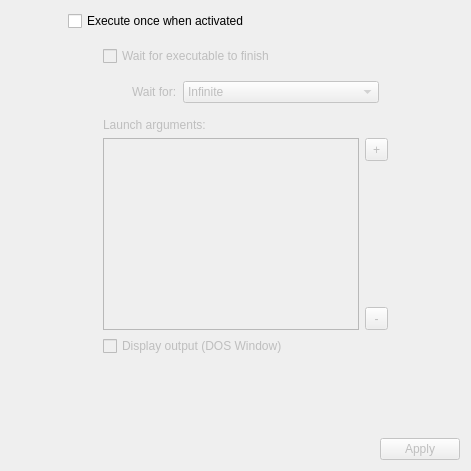
Qt form FWAdminLib/GetInfoExecuteDlg.ui (fw-dev/translations) before a commit.
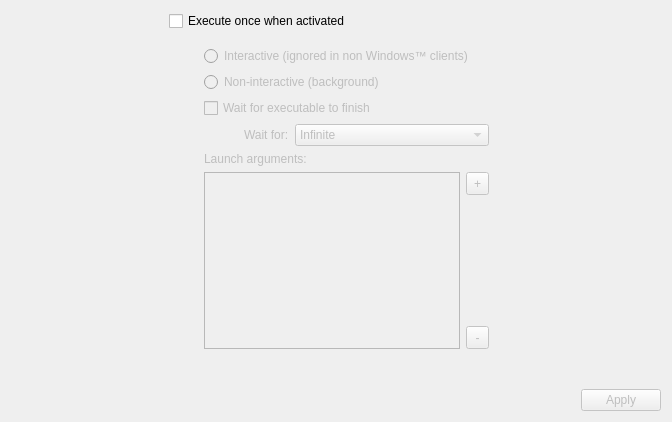
The same form after that commit.

Patch:
```diff
--- a/FWAdminLib/GetInfoExecuteDlg.ui
+++ b/FWAdminLib/GetInfoExecuteDlg.ui
@@ -6,8 +6,8 @@
    <rect>
     <x>0</x>
     <y>0</y>
-    <width>471</width>
-    <height>471</height>
+    <width>672</width>
+    <height>422</height>
    </rect>
   </property>
   <property name="windowTitle">
@@ -66,32 +66,49 @@
           <bool>false</bool>
          </property>
          <layout class="QVBoxLayout" name="verticalLayout_6">
+          <property name="spacing">
+           <number>-1</number>
+          </property>
           <item>
            <layout class="QVBoxLayout" name="verticalLayout">
+            <property name="spacing">
+             <number>6</number>
+            </property>
             <item>
-             <widget class="QCheckBox" name="waitForCB">
+             <widget class="QRadioButton" name="interactiveRB">
+              <property name="text">
+               <string>Interactive (ignored in non Windows™ clients)</string>
+              </property>
+             </widget>
+            </item>
+            <item>
+             <widget class="QRadioButton" name="noninteractiveRB">
+              <property name="text">
+               <string>Non-interactive (background)</string>
+              </property>
+             </widget>
+            </item>
+           </layout>
+          </item>
+          <item>
+           <layout class="QVBoxLayout" name="verticalLayout_4">
+            <item>
+             <widget class="QCheckBox" name="waitCB">
               <property name="text">
                <string>Wait for executable to finish</string>
               </property>
              </widget>
             </item>
             <item>
-             <widget class="QWidget" name="widget_2" native="true">
-              <property name="enabled">
-               <bool>false</bool>
-              </property>
               <layout class="QHBoxLayout" name="horizontalLayout">
                <item>
                 <spacer name="horizontalSpacer">
                  <property name="orientation">
                   <enum>Qt::Horizontal</enum>
                  </property>
-                 <property name="sizeType">
-                  <enum>QSizePolicy::Fixed</enum>
-                 </property>
                  <property name="sizeHint" stdset="0">
                   <size>
-                   <width>20</width>
+                  <width>40</width>
                    <height>20</height>
                   </size>
                  </property>
@@ -135,7 +152,6 @@
                 </widget>
                </item>
               </layout>
-             </widget>
             </item>
            </layout>
           </item>
@@ -224,13 +240,6 @@
             </item>
            </layout>
           </item>
-          <item>
-           <widget class="QCheckBox" name="showDOSCB">
-            <property name="text">
-             <string>Display output (DOS Window)</string>
-            </property>
-           </widget>
-          </item>
          </layout>
          <zorder>showDOSCB</zorder>
          <zorder>addArgumentButton</zorder>
```
Left out of the diff: 28 changed lines with no effect on the pictures. Lines whose indentation alone changed are shown as unchanged.
